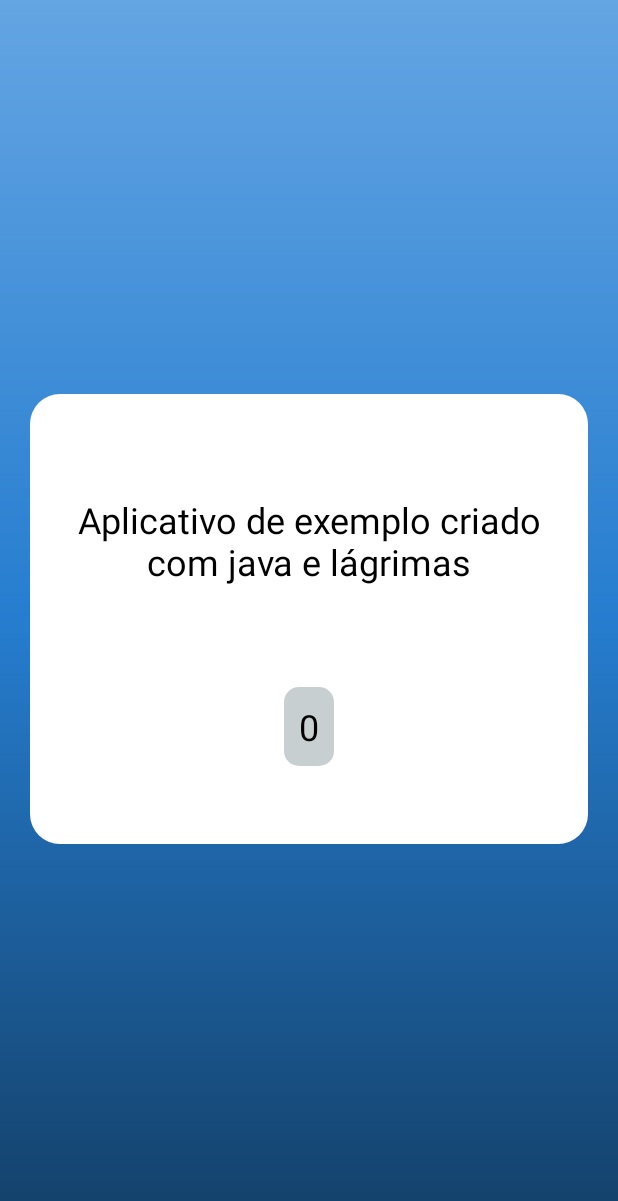
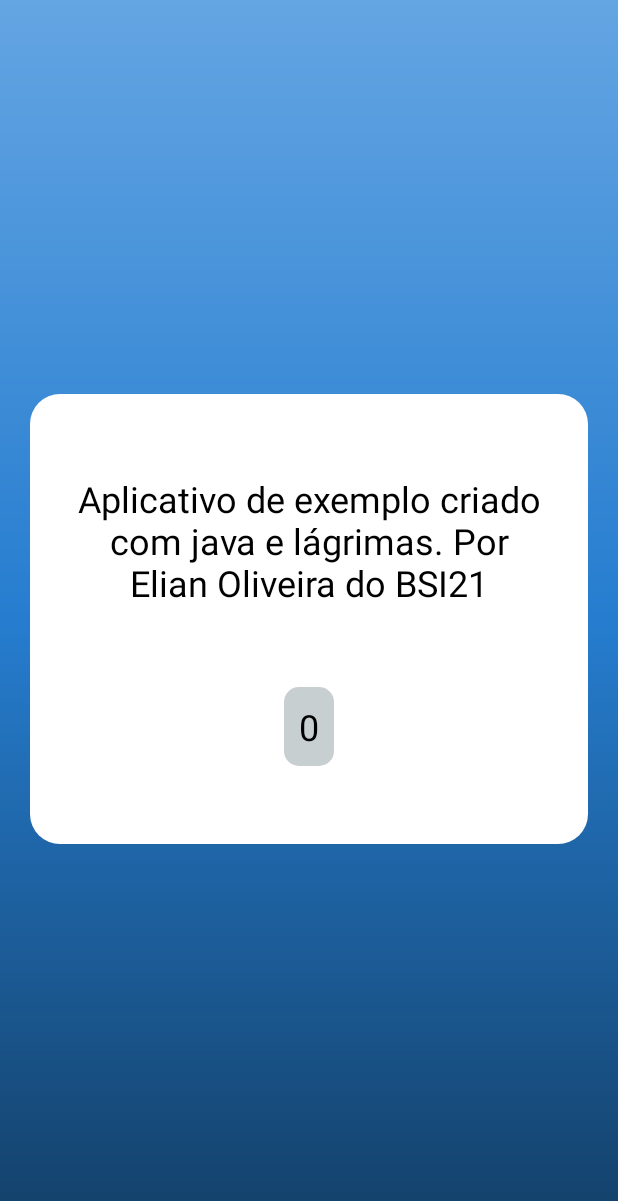
Before and after one commit to elianoliver/ElianOliveira_AppContador_AndroidStudio, an Android app: the SobreActivity screen opened directly, with no data from a screen before it, on a phone screen of 412 x 824 dp. Shown: the top 1201 px of the screen. Run offline under Robolectric (Android 15) with nearby library versions, the light colour scheme and no system bars.

Commit message:
adicionei meu nome

```diff
--- a/app/src/main/res/layout/activity_sobre.xml
+++ b/app/src/main/res/layout/activity_sobre.xml
@@ -21,7 +21,7 @@
         android:id="@+id/textView2"
         android:layout_width="wrap_content"
         android:layout_height="wrap_content"
-        android:text="Aplicativo de exemplo criado com java e lágrimas"
+        android:text="Aplicativo de exemplo criado com java e lágrimas. Por Elian Oliveira do BSI21"
         android:textAlignment="center"
         android:textSize="24dp"
         android:textColor="@color/black"
```
